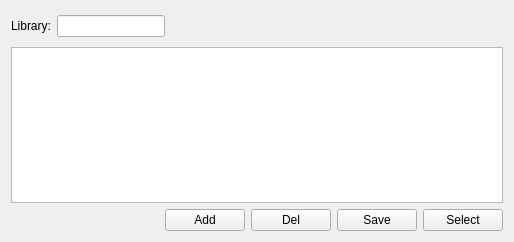
Qt form tank/qlibraryform.ui (photonlili/Tank) before a commit.
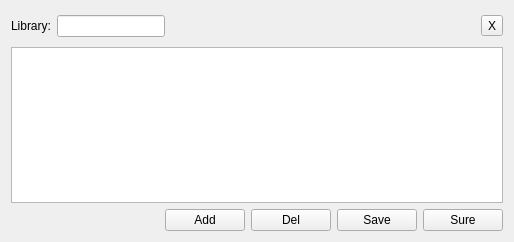
The same form after that commit. Custom widgets are drawn as their Qt base class.

Patch:
```diff
--- a/tank/qlibraryform.ui
+++ b/tank/qlibraryform.ui
@@ -68,6 +68,13 @@
         </property>
        </spacer>
       </item>
+      <item>
+       <widget class="QToolButton" name="btnClose">
+        <property name="text">
+         <string>X</string>
+        </property>
+       </widget>
+      </item>
      </layout>
     </widget>
    </item>
@@ -162,7 +169,7 @@
       <item>
        <widget class="QCPushButton" name="btn_lib_select">
         <property name="text">
-         <string>Select</string>
+         <string>Sure</string>
         </property>
        </widget>
       </item>
```
